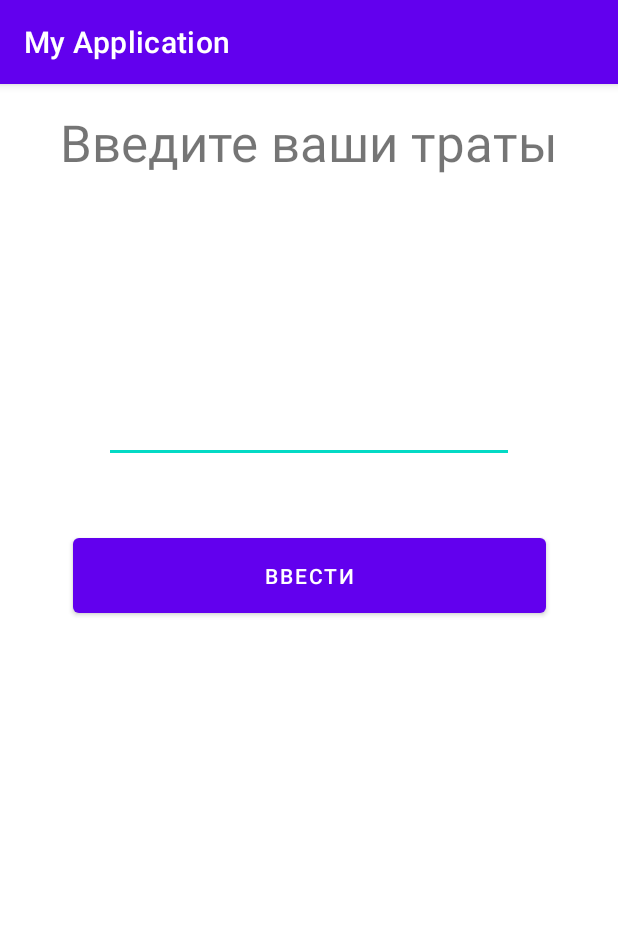
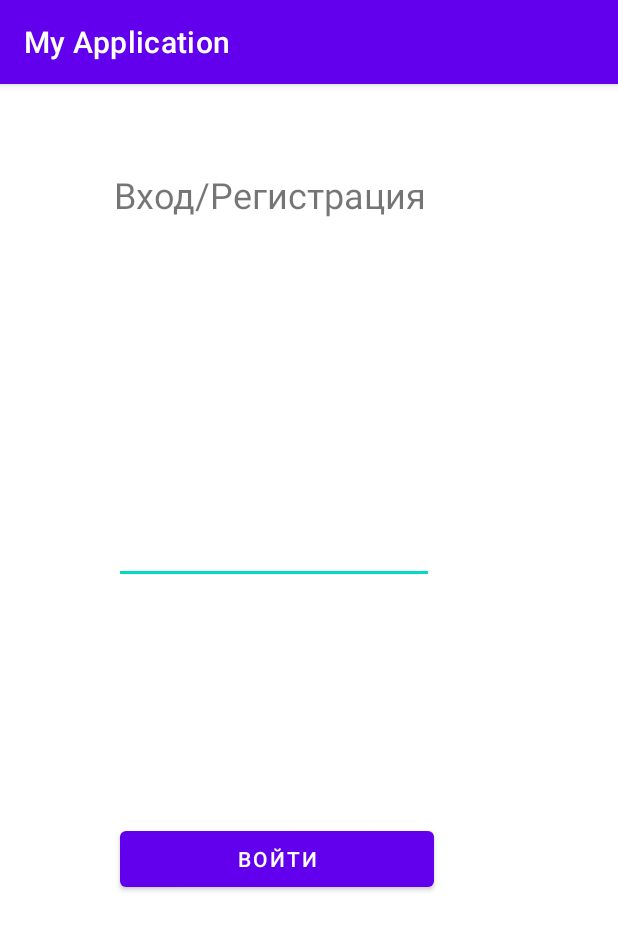
Before and after one commit to syssspu2me/wallet, an Android app: the screen it shows after launch (MainActivity), on a phone screen of 412 x 824 dp. Shown: the top 930 px of the screen. Run offline under Robolectric (Android 15) with nearby library versions, the phone set to English and light mode, and no system bars; 1 statement that could not run was skipped.

Commit message:
230323_1

```diff
--- a/app/app/src/main/java/com/example/myapplication/MainActivity.kt
+++ b/app/app/src/main/java/com/example/myapplication/MainActivity.kt
@@ -1,17 +1,21 @@
 package com.example.myapplication
 
+import android.annotation.SuppressLint
 import androidx.appcompat.app.AppCompatActivity
 import android.os.Bundle
-import kotlin.android.synthetic.main_
+import android.view.View
+import android.widget.Button
+import android.widget.EditText
+import android.widget.TextView
 
 class MainActivity : AppCompatActivity() {
+    @SuppressLint("WrongViewCast")
     override fun onCreate(s: Bundle?) {
         super.onCreate(s)
         setContentView(R.layout.activity_main)
 
-        button.setOnclickListener{ set_text("ok") }
-    }
-    fun set_text(str: String) {
-        costs.append(str)
+        val getinput = findViewById<Button>(R.id.getinput)
+        val editText = findViewById<EditText>(R.id.gettext)
+
     }
 }
--- a/app/app/src/main/res/layout/activity_main.xml
+++ b/app/app/src/main/res/layout/activity_main.xml
@@ -3,57 +3,39 @@
     xmlns:app="http://schemas.android.com/apk/res-auto"
     xmlns:tools="http://schemas.android.com/tools"
     android:layout_width="match_parent"
-    android:layout_height="match_parent"
-    tools:context=".MainActivity">
+    android:layout_height="match_parent">
 
-    <TextView
-        android:id="@+id/textView2"
+    <EditText
+        android:id="@+id/gettext"
         android:layout_width="wrap_content"
         android:layout_height="wrap_content"
-        android:layout_marginTop="16dp"
-        android:layout_marginBottom="105dp"
-        android:fontFamily="sans-serif"
-        android:text="Введите ваши траты"
-        android:textSize="34sp"
-        app:layout_constraintBottom_toTopOf="@+id/editTextTextPersonName"
-        app:layout_constraintEnd_toEndOf="parent"
+        android:layout_marginStart="76dp"
+        android:layout_marginTop="288dp"
+        android:ems="10"
+        android:inputType="textEmailAddress"
         app:layout_constraintStart_toStartOf="parent"
-        app:layout_constraintTop_toTopOf="parent"
-        app:layout_constraintVertical_bias="0.023" />
+        app:layout_constraintTop_toTopOf="parent" />
 
     <Button
-        android:id="@+id/button"
-        android:layout_width="315dp"
-        android:layout_height="62dp"
-        android:layout_marginBottom="409dp"
-        android:text="Ввести"
-        app:layout_constraintBottom_toBottomOf="parent"
-        app:layout_constraintEnd_toEndOf="parent"
-        app:layout_constraintStart_toStartOf="parent"
-        app:layout_constraintTop_toBottomOf="@+id/editTextTextPersonName" />
-
-    <EditText
-        android:id="@+id/editTextTextPersonName"
-        android:layout_width="0dp"
-        android:layout_height="0dp"
-        android:layout_marginStart="69dp"
-        android:layout_marginTop="166dp"
-        android:layout_marginEnd="69dp"
-        android:layout_marginBottom="44dp"
-        android:ems="10"
-        android:inputType="textPersonName"
-        app:layout_constraintBottom_toTopOf="@+id/button"
-        app:layout_constraintEnd_toEndOf="parent"
+        android:id="@+id/enter"
+        android:layout_width="209dp"
+        android:layout_height="49dp"
+        android:layout_marginStart="80dp"
+        android:layout_marginTop="492dp"
+        android:text="Войти"
         app:layout_constraintStart_toStartOf="parent"
         app:layout_constraintTop_toTopOf="parent" />
 
     <TextView
-        android:id="@+id/costs"
+        android:id="@+id/getinput"
         android:layout_width="wrap_content"
         android:layout_height="wrap_content"
-        android:layout_marginBottom="196dp"
+        android:layout_marginStart="76dp"
+        android:layout_marginTop="57dp"
+        android:fontFamily="sans-serif"
+        android:text="Вход/Регистрация"
         android:textSize="24sp"
-        app:layout_constraintBottom_toBottomOf="parent"
-        tools:layout_editor_absoluteX="205dp" />
+        app:layout_constraintStart_toStartOf="parent"
+        app:layout_constraintTop_toTopOf="parent" />
 
 </androidx.constraintlayout.widget.ConstraintLayout>
```
